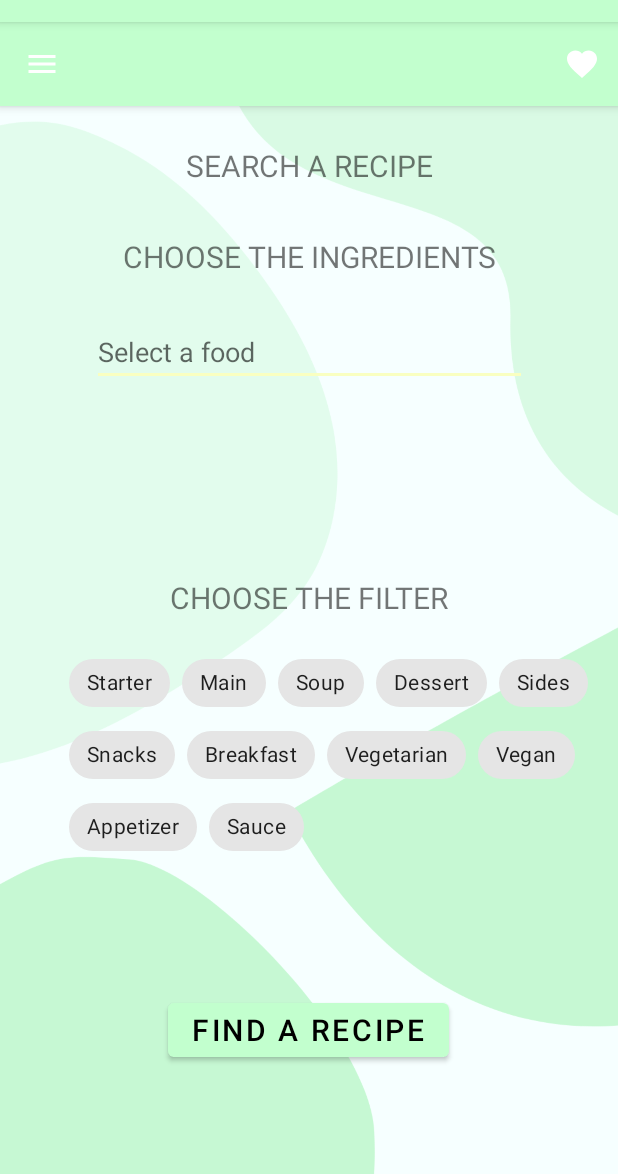
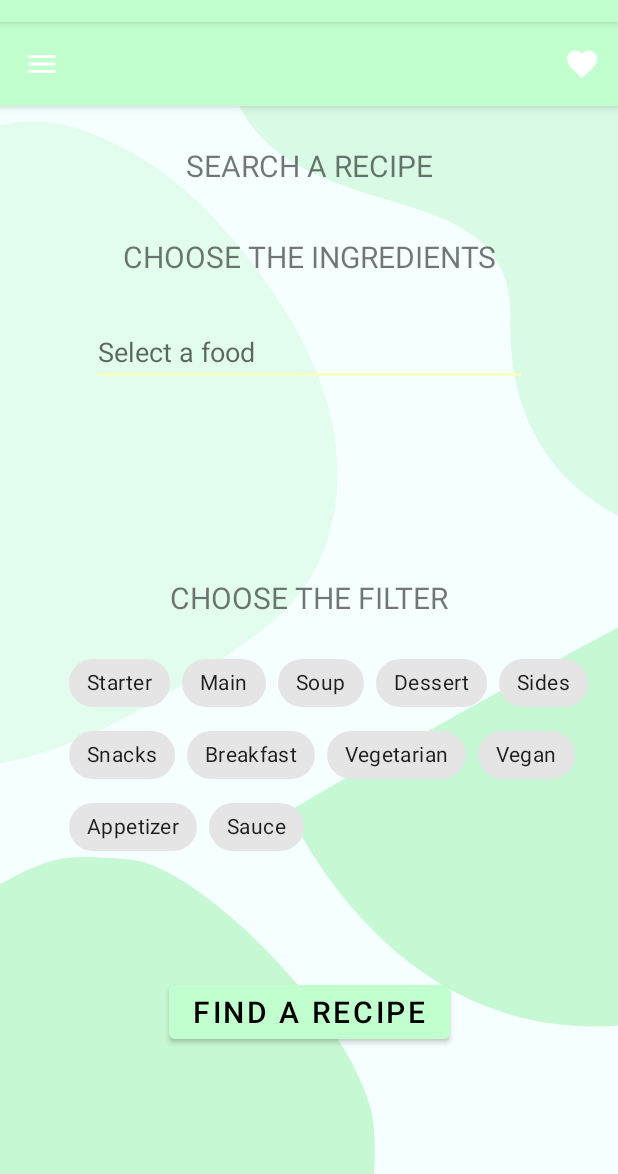
Before and after one commit to elisasimoni/Leftovers_Mobile, an Android app: the RecipeCreatorActivity screen opened directly, with no data from a screen before it, on a phone screen of 412 x 824 dp, the part 62-1236 px from its top. Run offline under Robolectric (Android 15) with nearby library versions, the phone set to English and light mode, and no system bars; our stand-ins replace Room's generated code; Roboto replaces fonts that are not available here.

```diff
--- a/app/src/main/res/layout/activity_recipe.xml
+++ b/app/src/main/res/layout/activity_recipe.xml
@@ -106,18 +106,16 @@
     </com.google.android.material.chip.ChipGroup>
 
 
-
     <Button
         android:id="@+id/findRecipe"
         android:layout_width="wrap_content"
         android:layout_height="wrap_content"
-            android:layout_marginTop="20dp"
+        android:layout_marginTop="8dp"
         android:text="Find a recipe"
         android:textAllCaps="true"
         android:textColor="@color/black"
         android:textSize="20sp"
         app:layout_constraintEnd_toEndOf="parent"
-            app:layout_constraintHorizontal_bias="0.498"
         app:layout_constraintStart_toStartOf="parent"
         app:layout_constraintTop_toBottomOf="@+id/chipGroupFilter" />
 
```
Also changed, not shown: app/src/main/java/com/example/leftovers/RecipeCreatorActivity.kt (+10 -3 lines). Lines whose indentation alone changed are shown as unchanged.
